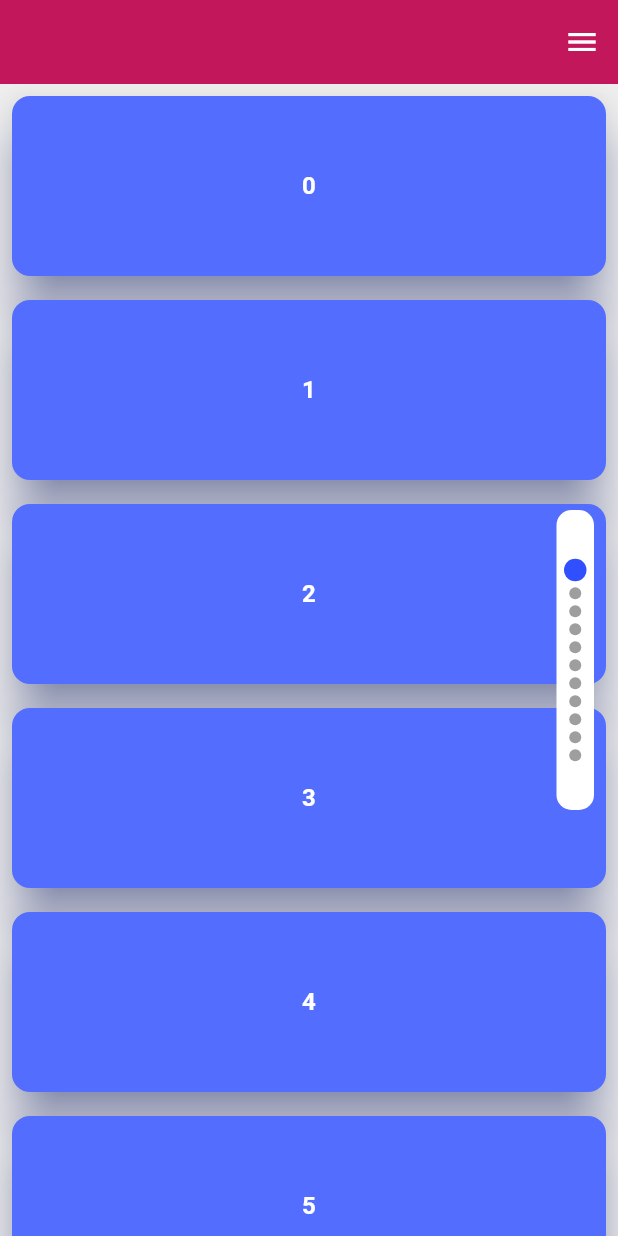
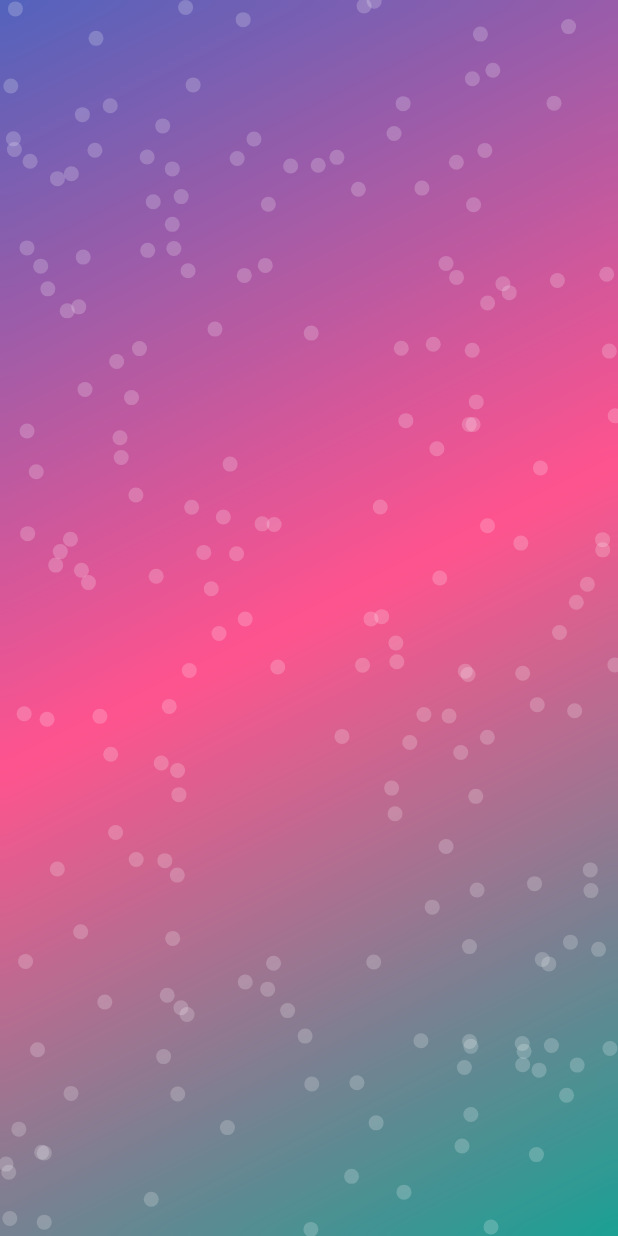
Before and after one commit to IvanGael/funs-animation, a Flutter app: the screen it shows after launch, on a phone screen of 412 x 824 dp. Run offline on Flutter 3.47's test engine with Material 3 defaults, Android fonts, the light colour scheme and no system bars; our stand-ins replace animated_text_kit, audioplayers, carousel_slider, lottie; project files that could hold a hidden picture were left out.

Commit message:
parallax rain screen

```diff
--- a/lib/main.dart
+++ b/lib/main.dart
@@ -34,6 +34,7 @@ import 'list_with_animation.dart';
 import 'mind_mapping.dart';
 import 'minesweeper_game/minesweeper_home_game.dart';
 import 'numbers_particle_animation.dart';
+import 'parallax_rain_screen.dart';
 import 'photo_zoom.dart';
 import 'preview_image_gallery.dart';
 import 'pull_to_refresh_animation.dart';
@@ -74,7 +75,7 @@ class MyApp extends StatelessWidget {
         useMaterial3: true,
       ),
       debugShowCheckedModeBanner: false,
-      home: ScrollableCardList(),
+      home: RainOnGlassScreen(),
     );
 
     // return ChangeNotifierProvider(
--- /dev/null
+++ b/lib/parallax_rain_screen.dart
@@ -0,0 +1,125 @@
+// ignore_for_file: library_private_types_in_public_api
+
+import 'dart:math';
+
+import 'package:flutter/material.dart';
+import 'dart:ui';
+
+
+class RainOnGlassScreen extends StatelessWidget {
+  const RainOnGlassScreen({super.key});
+
+  @override
+  Widget build(BuildContext context) {
+    return Scaffold(
+      body: Stack(
+        children: [
+          // Background Image
+          // Image.network(
+          //   'https://images.unsplash.com/photo-1500964757637-c85e8a162699',
+          //   fit: BoxFit.cover,
+          //   width: double.infinity,
+          //   height: double.infinity,
+          // ),
+
+          Container(
+            decoration: const BoxDecoration(
+              gradient: LinearGradient(
+                colors: [
+                  Colors.indigo,
+                  Colors.pinkAccent,
+                  Colors.teal
+                ],
+                begin: Alignment.topLeft,
+                end: Alignment.bottomRight
+              )
+            ),
+          ),
+
+          // Frosted Glass Effect
+          BackdropFilter(
+            filter: ImageFilter.blur(sigmaX: 5, sigmaY: 5),
+            child: Container(
+              color: Colors.white.withOpacity(0.1),
+            ),
+          ),
+
+          // Rain Effect
+          const RainEffect(),
+        ],
+      ),
+    );
+  }
+}
+
+class RainEffect extends StatefulWidget {
+  const RainEffect({super.key});
+
+  @override
+  _RainEffectState createState() => _RainEffectState();
+}
+
+class _RainEffectState extends State<RainEffect> with SingleTickerProviderStateMixin {
+  late AnimationController _controller;
+  final Random _random = Random();
+
+  @override
+  void initState() {
+    super.initState();
+    _controller = AnimationController(
+      duration: const Duration(seconds: 10),
+      vsync: this,
+    )..repeat();
+  }
+
+  @override
+  void dispose() {
+    _controller.dispose();
+    super.dispose();
+  }
+
+  @override
+  Widget build(BuildContext context) {
+    return AnimatedBuilder(
+      animation: _controller,
+      builder: (context, child) {
+        return CustomPaint(
+          painter: RainPainter(_controller.value, _random),
+          child: Container(),
+        );
+      },
+    );
+  }
+}
+
+class RainPainter extends CustomPainter {
+  final double animationValue;
+  final Random random;
+  final int numberOfDrops = 200;
+  final List<Offset> dropPositions = [];
+
+  RainPainter(this.animationValue, this.random) {
+    for (int i = 0; i < numberOfDrops; i++) {
+      dropPositions.add(Offset(random.nextDouble(), random.nextDouble()));
+    }
+  }
+
+  @override
+  void paint(Canvas canvas, Size size) {
+    final Paint paint = Paint()
+      ..color = Colors.white.withOpacity(0.2)
+      ..strokeWidth = 2.0
+      ..strokeCap = StrokeCap.round;
+
+    for (final position in dropPositions) {
+      final double x = position.dx * size.width;
+      final double y = (position.dy + animationValue) * size.height % size.height;
+      canvas.drawCircle(Offset(x, y), 5, paint);
+    }
+  }
+
+  @override
+  bool shouldRepaint(covariant CustomPainter oldDelegate) {
+    return true;
+  }
+}
--- a/pubspec.yaml
+++ b/pubspec.yaml
@@ -45,6 +45,7 @@ dependencies:
   xml: ^6.5.0
   animations: ^2.0.11
   lottie: ^3.1.2
+  parallax_rain: ^1.1.1
 
 dev_dependencies:
   flutter_test:
```
Also changed, not shown: pubspec.lock.
